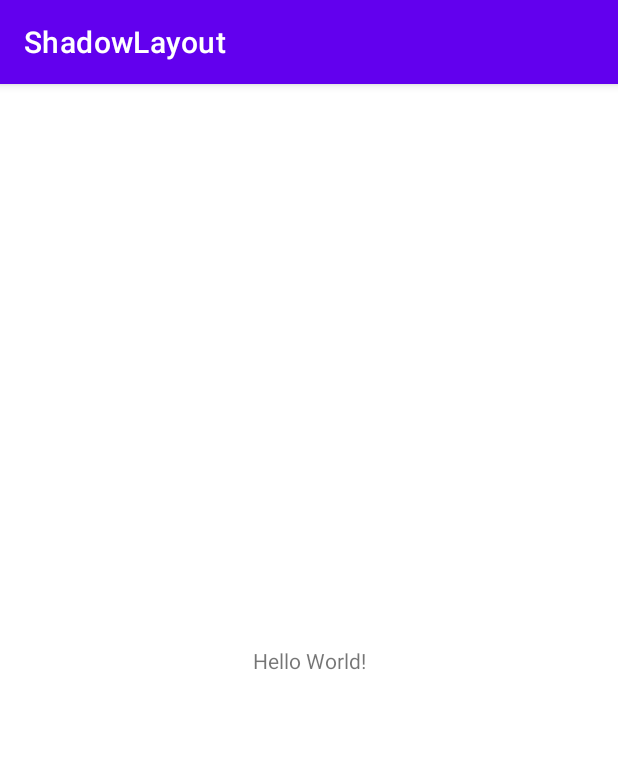
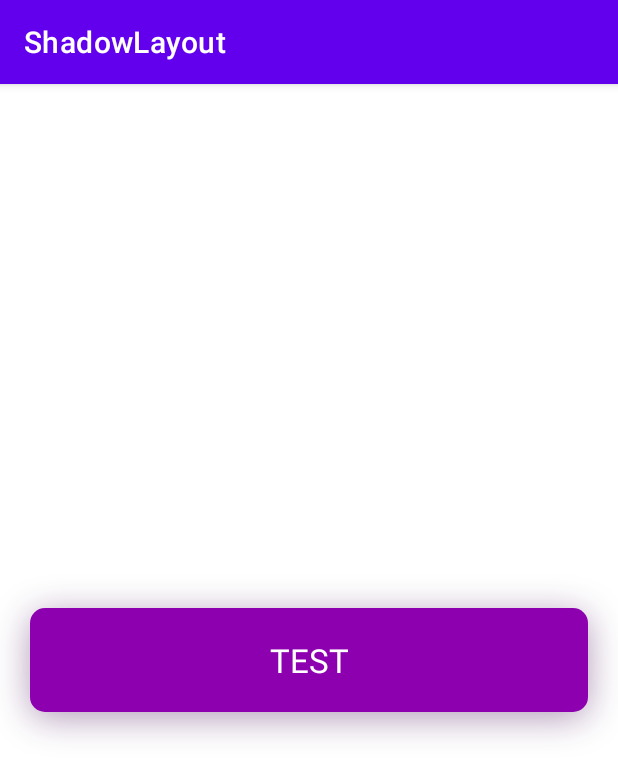
Before and after one commit to sonsation/shadow-layout, an Android app: the screen it shows after launch (MainActivity), on a phone screen of 412 x 824 dp. Shown: the top 777 px of the screen. Run offline under Robolectric (Android 15) with nearby library versions, the phone set to English and light mode, and no system bars.

Commit message:
Fixed the problem that clipChildren did not work when alpha is not 1

```diff
--- a/app/src/main/res/layout/activity_main.xml
+++ b/app/src/main/res/layout/activity_main.xml
@@ -4,15 +4,33 @@
     xmlns:tools="http://schemas.android.com/tools"
     android:layout_width="match_parent"
     android:layout_height="match_parent"
+    android:clipChildren="false"
     tools:context=".MainActivity">
 
-    <TextView
-        android:layout_width="wrap_content"
+    <com.sonsation.library.ShadowLayout
+        android:layout_width="match_parent"
         android:layout_height="wrap_content"
-        android:text="Hello World!"
-        app:layout_constraintBottom_toBottomOf="parent"
-        app:layout_constraintLeft_toLeftOf="parent"
-        app:layout_constraintRight_toRightOf="parent"
-        app:layout_constraintTop_toTopOf="parent" />
+        android:layout_marginStart="20dp"
+        android:layout_marginEnd="20dp"
+        android:alpha="1.0"
+        app:background_color="#8d00af"
+        app:background_radius="10dp"
+        app:shadow_array="{20,0,4,#663f004f}"
+        app:layout_constraintStart_toStartOf="parent"
+        app:layout_constraintTop_toTopOf="parent"
+        app:layout_constraintEnd_toEndOf="parent"
+        app:layout_constraintBottom_toBottomOf="parent">
+
+        <TextView
+            android:layout_width="match_parent"
+            android:layout_height="wrap_content"
+            android:layout_marginTop="20dp"
+            android:layout_marginBottom="20dp"
+            android:textSize="22sp"
+            android:textColor="#ffffff"
+            android:text="TEST"
+            android:gravity="center"/>
+
+    </com.sonsation.library.ShadowLayout>
 
 </androidx.constraintlayout.widget.ConstraintLayout>
--- a/library/src/main/java/com/sonsation/library/ShadowLayout.kt
+++ b/library/src/main/java/com/sonsation/library/ShadowLayout.kt
@@ -4,6 +4,8 @@ import android.content.Context
 import android.graphics.*
 import android.os.Build
 import android.util.AttributeSet
+import android.view.View
+import android.view.ViewGroup
 import android.widget.FrameLayout
 import com.sonsation.library.effet.*
 import com.sonsation.library.utils.ViewHelper
@@ -16,6 +18,8 @@ class ShadowLayout : FrameLayout {
 
     private val backgroundShadowList by lazy { mutableListOf<Shadow>() }
     private val foregroundShadowList by lazy { mutableListOf<Shadow>() }
+
+    private var isInit = false
 
     constructor(context: Context) : super(context)
     constructor(context: Context, attributeSet: AttributeSet) : super(context, attributeSet) {
@@ -45,11 +49,9 @@ class ShadowLayout : FrameLayout {
 
         try {
 
+            val defaultAlpha = a.getFloat(R.styleable.ShadowLayout_android_alpha, 1f)
+
             setBackgroundResource(android.R.color.transparent)
-
-            if (Build.VERSION.SDK_INT >= Build.VERSION_CODES.LOLLIPOP) {
-                clipToOutline = a.getBoolean(R.styleable.ShadowLayout_clipToOutline, false)
-            }
 
             //default background settings
             val backgroundColor = if (a.hasValue(R.styleable.ShadowLayout_background_color)) {
@@ -97,6 +99,7 @@ class ShadowLayout : FrameLayout {
             }
 
             background.init(viewHelper.strokeInfo, backgroundColor)
+            background.updateAlpha(defaultAlpha)
 
             viewHelper.radiusInfo = Radius().apply {
                 radius = a.getDimension(R.styleable.ShadowLayout_background_radius, 0f)
@@ -125,6 +128,8 @@ class ShadowLayout : FrameLayout {
                     val shadowBlurSize = a.getDimension(R.styleable.ShadowLayout_shadow_blur, 0f)
 
                     init(true, shadowBlurSize, shadowOffsetX, shadowOffsetY, shadowColor)
+
+                    updateAlpha(defaultAlpha)
                 }
 
                 add(shadow)
@@ -135,6 +140,9 @@ class ShadowLayout : FrameLayout {
                 )
 
                 if (shadows != null) {
+                    shadows.forEach {
+                        it.updateAlpha(defaultAlpha)
+                    }
                     addAll(shadows)
                 }
             }
@@ -166,6 +174,9 @@ class ShadowLayout : FrameLayout {
                 )
 
                 if (shadows != null) {
+                    shadows.forEach {
+                        it.updateAlpha(defaultAlpha)
+                    }
                     addAll(shadows)
                 }
             }
@@ -194,6 +205,7 @@ class ShadowLayout : FrameLayout {
 
         } finally {
             a.recycle()
+            isInit = true
         }
     }
 
@@ -397,4 +409,20 @@ class ShadowLayout : FrameLayout {
         gradient.updateGradientOffsetY(offset)
         postInvalidate()
     }
+
+    override fun setAlpha(alpha: Float) {
+
+        if (!isInit)
+            return
+
+        backgroundShadowList.forEach {
+            it.updateAlpha(alpha)
+        }
+
+        background.updateAlpha(alpha)
+
+        foregroundShadowList.forEach {
+            it.updateAlpha(alpha)
+        }
+    }
 }
--- a/library/src/main/java/com/sonsation/library/effet/Background.kt
+++ b/library/src/main/java/com/sonsation/library/effet/Background.kt
@@ -1,6 +1,7 @@
 package com.sonsation.library.effet
 
 import android.graphics.*
+import com.sonsation.library.utils.Util
 import com.sonsation.library.utils.ViewHelper
 
 class Background : Effect {
@@ -14,6 +15,8 @@ class Background : Effect {
     override var offsetTop = 0f
     override var offsetRight = 0f
     override var offsetBottom = 0f
+
+    override var alpha = 0f
 
     private var backgroundColor = ViewHelper.NOT_SET_COLOR
     private var strokeInfo: Stroke? = null
@@ -42,6 +45,10 @@ class Background : Effect {
                 strokeWidth = strokeInfo!!.strokeWidth
                 color = strokeInfo!!.strokeColor
 
+                if (Util.onSetAlphaFromColor(this@Background.alpha, strokeInfo!!.strokeColor)) {
+                    alpha = Util.getIntAlpha(this@Background.alpha)
+                }
+
                 if (strokeInfo!!.gradient != null && strokeInfo!!.gradient!!.isEnable) {
                     shader = strokeInfo!!.gradient!!.getGradientShader()
                 }
@@ -52,6 +59,10 @@ class Background : Effect {
             isAntiAlias = true
             color = backgroundColor
             style = Paint.Style.FILL_AND_STROKE
+
+            if (Util.onSetAlphaFromColor(this@Background.alpha, backgroundColor)) {
+                alpha = Util.getIntAlpha(this@Background.alpha)
+            }
         }
     }
 
@@ -95,6 +106,11 @@ class Background : Effect {
         canvas?.drawPath(path, paint)
     }
 
+    override fun updateAlpha(alpha: Float) {
+        this.alpha = alpha
+        updatePaint()
+    }
+
     fun setBackgroundColor(color: Int) {
         this.backgroundColor = color
         updatePaint()
--- a/library/src/main/java/com/sonsation/library/effet/Effect.kt
+++ b/library/src/main/java/com/sonsation/library/effet/Effect.kt
@@ -14,8 +14,12 @@ interface Effect {
     var offsetRight: Float
     var offsetBottom: Float
 
+    var alpha: Float
+
     fun updateOffset(left: Float, top: Float, right: Float, bottom: Float)
     fun updatePaint()
     fun updatePath(radiusInfo: Radius?)
     fun drawEffect(canvas: Canvas?)
+
+    fun updateAlpha(alpha: Float)
 }
--- a/library/src/main/java/com/sonsation/library/effet/Gradient.kt
+++ b/library/src/main/java/com/sonsation/library/effet/Gradient.kt
@@ -12,6 +12,8 @@ class Gradient : Effect {
     override var offsetTop = 0f
     override var offsetRight = 0f
     override var offsetBottom = 0f
+
+    override var alpha = 0f
 
     val isEnable: Boolean
         get() = gradientStartColor != ViewHelper.NOT_SET_COLOR && gradientEndColor != ViewHelper.NOT_SET_COLOR && gradientAngle != -1
@@ -69,6 +71,10 @@ class Gradient : Effect {
             return
 
         canvas?.drawPath(path, paint)
+    }
+
+    override fun updateAlpha(alpha: Float) {
+
     }
 
     fun getGradientShader(): LinearGradient {
--- a/library/src/main/java/com/sonsation/library/effet/Shadow.kt
+++ b/library/src/main/java/com/sonsation/library/effet/Shadow.kt
@@ -1,6 +1,7 @@
 package com.sonsation.library.effet
 
 import android.graphics.*
+import com.sonsation.library.utils.Util
 import com.sonsation.library.utils.ViewHelper
 
 class Shadow : Effect {
@@ -12,6 +13,8 @@ class Shadow : Effect {
     override var offsetTop = 0f
     override var offsetRight = 0f
     override var offsetBottom = 0f
+
+    override var alpha = 0f
 
     var isBackgroundShadow = true
     private val isEnable: Boolean
@@ -53,6 +56,10 @@ class Shadow : Effect {
             isAntiAlias = true
             color = shadowColor
 
+            if (Util.onSetAlphaFromColor(this@Shadow.alpha, shadowColor)) {
+                alpha = Util.getIntAlpha(this@Shadow.alpha)
+            }
+
             style = if (shadowType == ViewHelper.FILL_SHADOW) {
                 Paint.Style.FILL_AND_STROKE
             } else {
@@ -86,6 +93,11 @@ class Shadow : Effect {
         }
     }
 
+    override fun updateAlpha(alpha: Float) {
+        this.alpha = alpha
+        updatePaint()
+    }
+
     fun getShadowColor(): Int = shadowColor
     fun getShadowBlurSize(): Float = blurSize
     fun getShadowOffsetX(): Float = shadowOffsetX
--- /dev/null
+++ b/library/src/main/java/com/sonsation/library/utils/Util.kt
@@ -0,0 +1,45 @@
+package com.sonsation.library.utils
+
+import android.graphics.Color
+import com.sonsation.library.model.ColorModel
+import kotlin.math.floor
+
+object Util {
+
+    fun intToColorModel(color: Int): ColorModel {
+
+        val alpha = Color.alpha(color)
+        val red = Color.red(color)
+        val green = Color.green(color)
+        val blue = Color.blue(color)
+
+        return ColorModel(alpha, red, green, blue)
+    }
+
+    fun onSetAlphaFromAlpha(alpha: Float, currentAlpha: Int): Boolean {
+
+        if (alpha !in 0f..1f) {
+            return false
+        }
+
+        return (alpha * 255) < currentAlpha
+    }
+
+    fun onSetAlphaFromColor(alpha: Float, color: Int): Boolean {
+
+        if (alpha !in 0f..1f) {
+            return false
+        }
+
+        return (alpha * 255) < Color.alpha(color)
+    }
+
+    fun getIntAlpha(alpha: Float): Int {
+
+        if (alpha !in 0f..1f) {
+            return 255
+        }
+
+        return (255 * alpha).toInt()
+    }
+}
--- a/library/src/main/res/values/attrs.xml
+++ b/library/src/main/res/values/attrs.xml
@@ -10,7 +10,7 @@
         <attr name="background_bottom_right_radius" format="dimension" />
         <attr name="background_color" format="color" />
         <attr name="android:background" format="integer"/>
-        <attr name="alpha" format="float"/>
+        <attr name="android:alpha" format="float"/>
 
         <attr name="stroke_width" format="dimension" />
         <attr name="stroke_color" format="color" />
```
Also changed, not shown: library/src/main/java/com/sonsation/library/model/ColorModel.kt (added, +8 -0 lines).
